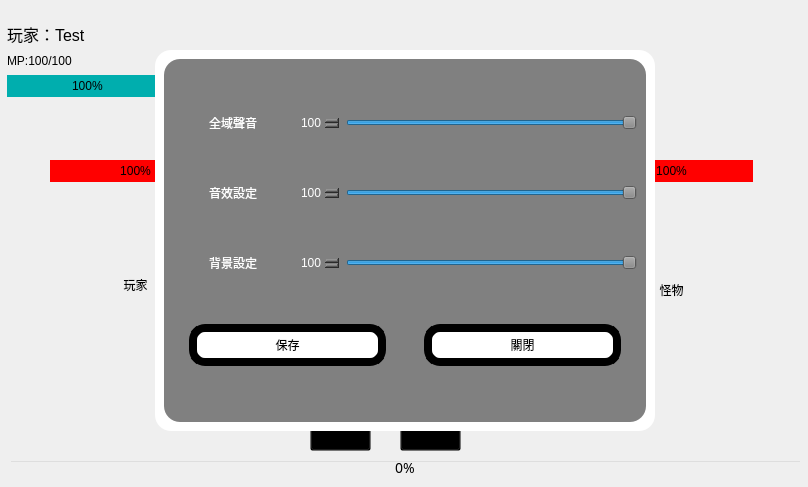
Before: the Qt Designer form ui_test_project.ui in jonny030/RPG, drawn with Qt 5.
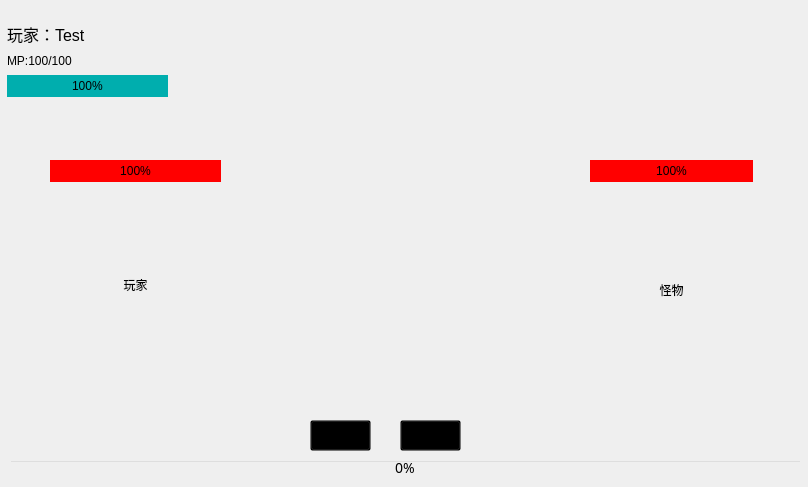
After: the same form once the commit is applied. Icons and pictures are not drawn.

Diff of the .ui file:
```diff
--- a/ui_test_project.ui
+++ b/ui_test_project.ui
@@ -1039,7 +1039,7 @@
     <property name="geometry">
      <rect>
       <x>155</x>
-      <y>50</y>
+      <y>1000</y>
       <width>500</width>
       <height>381</height>
      </rect>
```
